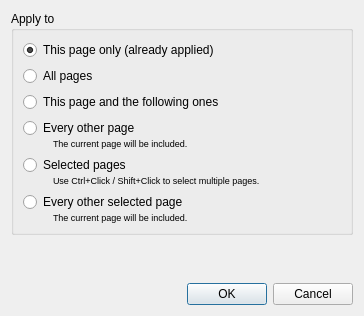
Before: the Qt Designer form filters/fix_orientation/ui/OrientationApplyDialog.ui in ImageProcessing-ElectronicPublications/scantailor-deviant, drawn with Qt 5.
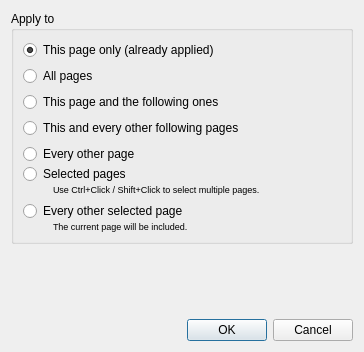
After: the same form once the commit is applied.

Commit message: fix_orientation apply on every other

Diff of the .ui file:
```diff
--- a/filters/fix_orientation/ui/OrientationApplyDialog.ui
+++ b/filters/fix_orientation/ui/OrientationApplyDialog.ui
@@ -10,7 +10,7 @@
     <x>0</x>
     <y>0</y>
     <width>364</width>
-    <height>316</height>
+    <height>352</height>
    </rect>
   </property>
   <property name="windowTitle">
@@ -66,44 +66,12 @@
              <number>0</number>
             </property>
             <item>
-             <widget class="QRadioButton" name="everyOtherRB">
+             <widget class="QRadioButton" name="thisEveryOtherRB">
               <property name="text">
-               <string extracomment="All odd or even pages, depending on the current page being odd or even.">Every other page</string>
+               <string extracomment="All odd or even pages, depending on the current page being odd or even.">This and every other following pages</string>
               </property>
              </widget>
             </item>
-            <item>
-             <layout class="QHBoxLayout" name="horizontalLayout_2">
-              <item>
-               <spacer name="horizontalSpacer_2">
-                <property name="orientation">
-                 <enum>Qt::Horizontal</enum>
-                </property>
-                <property name="sizeType">
-                 <enum>QSizePolicy::Fixed</enum>
-                </property>
-                <property name="sizeHint" stdset="0">
-                 <size>
-                  <width>30</width>
-                  <height>0</height>
-                 </size>
-                </property>
-               </spacer>
-              </item>
-              <item>
-               <widget class="QLabel" name="label_2">
-                <property name="font">
-                 <font>
-                  <pointsize>7</pointsize>
-                 </font>
-                </property>
-                <property name="text">
-                 <string>The current page will be included.</string>
-                </property>
-               </widget>
-              </item>
-             </layout>
-            </item>
            </layout>
           </widget>
          </item>
@@ -119,6 +87,13 @@
          <property name="margin">
           <number>0</number>
          </property>
+         <item>
+          <widget class="QRadioButton" name="everyOtherRB">
+           <property name="text">
+            <string extracomment="All odd or even pages, depending on the current page being odd or even.">Every other page</string>
+           </property>
+          </widget>
+         </item>
          <item>
           <widget class="QRadioButton" name="selectedPagesRB">
            <property name="text">
```
The commit also changes 1 other file.
